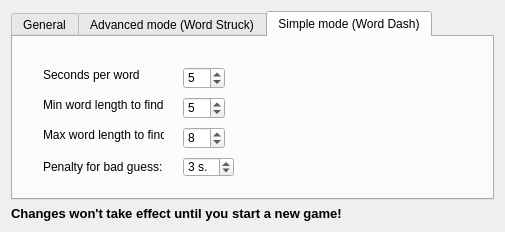
domino14/aerolithdesktop, file wordgrids/preferences.ui: the form before one commit.
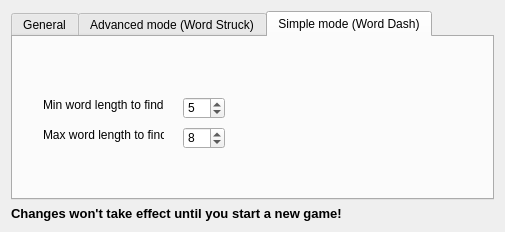
The form after the commit. The open tabs and pages were chosen to show the change.

```diff
--- a/wordgrids/preferences.ui
+++ b/wordgrids/preferences.ui
@@ -125,35 +125,6 @@
       <attribute name="title">
        <string>Simple mode (Word Dash)</string>
       </attribute>
-      <widget class="QSpinBox" name="spinBoxSecondsPerWord">
-       <property name="geometry">
-        <rect>
-         <x>170</x>
-         <y>30</y>
-         <width>42</width>
-         <height>22</height>
-        </rect>
-       </property>
-       <property name="minimum">
-        <number>1</number>
-       </property>
-       <property name="value">
-        <number>5</number>
-       </property>
-      </widget>
-      <widget class="QLabel" name="label_2">
-       <property name="geometry">
-        <rect>
-         <x>30</x>
-         <y>30</y>
-         <width>111</width>
-         <height>16</height>
-        </rect>
-       </property>
-       <property name="text">
-        <string>Seconds per word</string>
-       </property>
-      </widget>
       <widget class="QLabel" name="label_3">
        <property name="geometry">
         <rect>
@@ -218,35 +189,6 @@
         <string>Max word length to find:</string>
        </property>
       </widget>
-      <widget class="QLabel" name="label_7">
-       <property name="geometry">
-        <rect>
-         <x>30</x>
-         <y>120</y>
-         <width>121</width>
-         <height>20</height>
-        </rect>
-       </property>
-       <property name="text">
-        <string>Penalty for bad guess:</string>
-       </property>
-      </widget>
-      <widget class="QSpinBox" name="spinBoxWordDashPenaltySecs">
-       <property name="geometry">
-        <rect>
-         <x>170</x>
-         <y>120</y>
-         <width>51</width>
-         <height>20</height>
-        </rect>
-       </property>
-       <property name="suffix">
-        <string> s.</string>
-       </property>
-       <property name="value">
-        <number>3</number>
-       </property>
-      </widget>
      </widget>
     </widget>
    </item>
```
Left out of the diff: 55 changed lines with no effect on the pictures.
